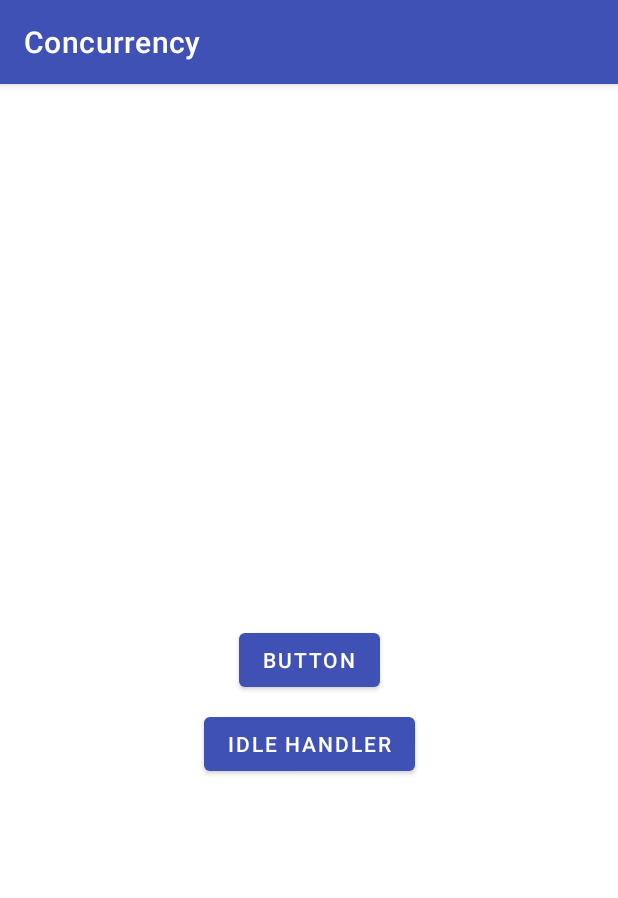
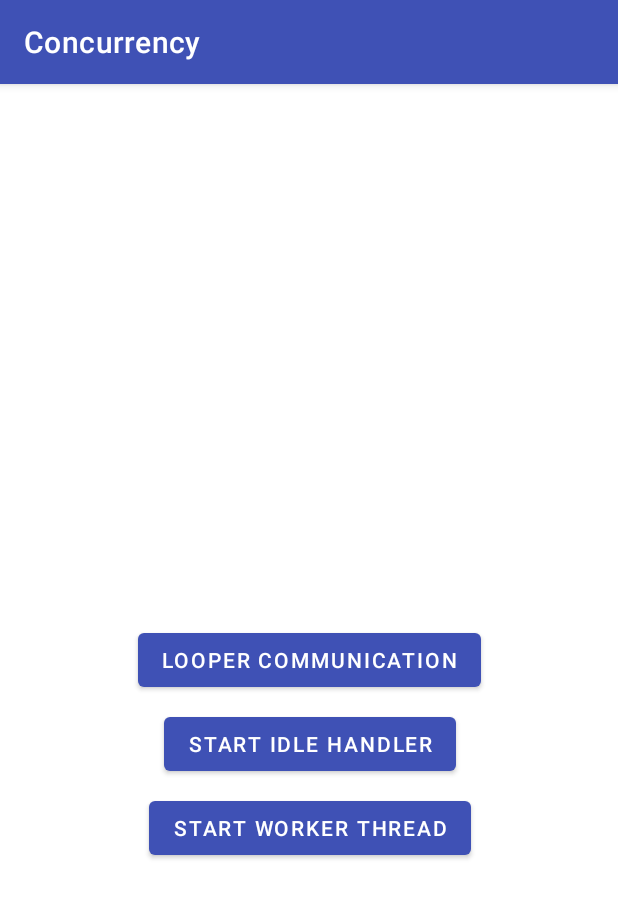
Before and after one commit to stanbar/AndroidConcurrency, an Android app: the LooperActivity screen opened directly, with no data from a screen before it, on a phone screen of 412 x 824 dp. Shown: the top 898 px of the screen. Run offline under Robolectric (Android 15) with nearby library versions, the phone set to English and light mode, and no system bars; our stand-ins replace Timber.

Commit message:
add looper background worker thread
Took 1 hour 5 minutes

```diff
--- /dev/null
+++ b/app/src/main/java/com/stasbar/concurrency/looper/BackgroundWorkerThread.kt
@@ -0,0 +1,37 @@
+package com.stasbar.concurrency.looper
+
+import android.os.Handler
+import android.os.Looper
+import android.os.SystemClock
+import timber.log.Timber
+import kotlin.random.Random
+
+class BackgroundWorkerThread(number: Int, private val progressHandler: Handler) :
+    Thread("BackgroundWorkerThread-$number") {
+    private lateinit var backgroundHandler: Handler
+
+    override fun run() {
+        Looper.prepare()
+        backgroundHandler = Handler()
+        Looper.loop()
+        Timber.d("Released looper from looping")
+    }
+
+    fun doWork() {
+        backgroundHandler.post {
+            val msgShowProgress = progressHandler.obtainMessage(LooperActivity.SHOW_PROGRESS_BAR)
+            progressHandler.sendMessage(msgShowProgress)
+
+            SystemClock.sleep(1000)
+
+            val msgHideProgress =
+                progressHandler.obtainMessage(LooperActivity.HIDE_PROGRESS_BAR, Random.nextInt(10), 0, null)
+            progressHandler.sendMessage(msgHideProgress)
+        }
+    }
+
+    fun exit() {
+        Timber.d("exit")
+        backgroundHandler.looper.quit()
+    }
+}
--- a/app/src/main/java/com/stasbar/concurrency/looper/ConsumeAndQuitThread.kt
+++ b/app/src/main/java/com/stasbar/concurrency/looper/ConsumeAndQuitThread.kt
@@ -5,9 +5,9 @@ import android.os.Looper
 import android.os.MessageQueue
 import timber.log.Timber
 
-class ConsumeAndQuitThread : Thread("ConsumeAndQuitThread"), MessageQueue.IdleHandler {
+class ConsumeAndQuitThread(number: Int) : Thread("ConsumeAndQuitThread-$number"), MessageQueue.IdleHandler {
 
-    lateinit var consumerHandler: Handler
+    var consumerHandler: Handler? = null
 
     private var isFirstIdle = true
     override fun queueIdle(): Boolean {
@@ -15,7 +15,7 @@ class ConsumeAndQuitThread : Thread("ConsumeAndQuitThread"), MessageQueue.IdleHa
             isFirstIdle = false
             return true
         }
-        Timber.d("MessageQueue is in idle, it's going to quit now. Bye !")
+        Timber.tag(Thread.currentThread().name).d("MessageQueue is in idle, it's going to quit now. Bye !")
         Looper.myLooper()?.quit()
         return false
     }
@@ -23,7 +23,7 @@ class ConsumeAndQuitThread : Thread("ConsumeAndQuitThread"), MessageQueue.IdleHa
     override fun run() {
         Looper.prepare()
         consumerHandler = Handler { message ->
-            Timber.d("ConsumeHandler ${message.what}")
+            Timber.tag(Thread.currentThread().name).d("processing message: ${message.what}")
             sleep(100)
             false
         }
@@ -33,6 +33,7 @@ class ConsumeAndQuitThread : Thread("ConsumeAndQuitThread"), MessageQueue.IdleHa
     }
 
     fun enqueueData(what: Int) {
-        consumerHandler.sendEmptyMessage(what)
+        consumerHandler?.sendEmptyMessage(what)
+        Timber.tag(Thread.currentThread().name).d("Sending message to handler")
     }
 }
--- a/app/src/main/java/com/stasbar/concurrency/looper/LooperActivity.kt
+++ b/app/src/main/java/com/stasbar/concurrency/looper/LooperActivity.kt
@@ -1,16 +1,32 @@
 package com.stasbar.concurrency.looper
 
 import android.os.Bundle
+import android.os.Handler
 import android.os.SystemClock
 import androidx.appcompat.app.AppCompatActivity
 import com.stasbar.concurrency.R
+import com.stasbar.concurrency.hide
+import com.stasbar.concurrency.show
 import kotlinx.android.synthetic.main.activity_looper.*
 import kotlin.random.Random
 
 class LooperActivity : AppCompatActivity() {
 
     private lateinit var looperThread: LooperThread
-    private lateinit var consumeAndQuitThread: ConsumeAndQuitThread
+    private lateinit var consumeAndQuitThread1: ConsumeAndQuitThread
+    private lateinit var consumeAndQuitThread2: ConsumeAndQuitThread
+    private lateinit var backgroundThread: BackgroundWorkerThread
+
+    val progressHandler = Handler { message ->
+        when (message.what) {
+            SHOW_PROGRESS_BAR -> progressBar.show()
+            HIDE_PROGRESS_BAR -> {
+                tvResult.text = message.arg1.toString()
+                progressBar.hide()
+            }
+        }
+        false
+    }
 
     override fun onCreate(savedInstanceState: Bundle?) {
         super.onCreate(savedInstanceState)
@@ -18,30 +34,50 @@ class LooperActivity : AppCompatActivity() {
         looperThread = LooperThread()
         looperThread.start()
 
-        button.setOnClickListener {
+        btnLooperCommunication.setOnClickListener {
             looperThread.handler?.obtainMessage(0)?.let { message ->
                 message.data.putString("message", "Hello World")
                 message.sendToTarget()
             }
         }
 
-        consumeAndQuitThread = ConsumeAndQuitThread()
-        consumeAndQuitThread.start()
+        consumeAndQuitThread1 = ConsumeAndQuitThread(1)
+        consumeAndQuitThread1.start()
+
+        consumeAndQuitThread2 = ConsumeAndQuitThread(2)
+        consumeAndQuitThread2.start()
 
         btnIdle.setOnClickListener {
-            repeat(10) {
-                Thread {
+            repeat(10) { threadNo ->
+                Thread({
                     repeat(10) {
                         SystemClock.sleep(Random.nextLong(10))
-                        consumeAndQuitThread.enqueueData(it)
+                        if (it % 2 == 0)
+                            consumeAndQuitThread1.enqueueData(it)
+                        else
+                            consumeAndQuitThread2.enqueueData(it)
                     }
-                }.start()
+                }, "Producer-$threadNo").start()
             }
+        }
+
+        backgroundThread = BackgroundWorkerThread(1, progressHandler)
+        backgroundThread.start()
+        btnWorker.setOnClickListener {
+            backgroundThread.doWork()
         }
     }
 
     override fun onDestroy() {
         super.onDestroy()
         looperThread.handler?.looper?.quit()
+        consumeAndQuitThread1.consumerHandler?.looper?.quit()
+        consumeAndQuitThread2.consumerHandler?.looper?.quit()
+        backgroundThread.exit()
+    }
+
+    companion object {
+        const val SHOW_PROGRESS_BAR = 0
+        const val HIDE_PROGRESS_BAR = 1
     }
 }
--- a/app/src/main/res/layout/activity_looper.xml
+++ b/app/src/main/res/layout/activity_looper.xml
@@ -7,14 +7,14 @@
     tools:context=".looper.LooperActivity">
 
     <Button
-        android:id="@+id/button"
+        android:id="@+id/btnLooperCommunication"
         android:layout_width="wrap_content"
         android:layout_height="wrap_content"
         android:layout_marginStart="8dp"
         android:layout_marginTop="8dp"
         android:layout_marginEnd="8dp"
         android:layout_marginBottom="8dp"
-        android:text="Button"
+        android:text="Looper Communication"
         app:layout_constraintBottom_toBottomOf="parent"
         app:layout_constraintEnd_toEndOf="parent"
         app:layout_constraintStart_toStartOf="parent"
@@ -25,8 +25,38 @@
         android:layout_width="wrap_content"
         android:layout_height="wrap_content"
         android:layout_marginTop="8dp"
-        android:text="Idle Handler"
-        app:layout_constraintEnd_toEndOf="@+id/button"
-        app:layout_constraintStart_toStartOf="@+id/button"
-        app:layout_constraintTop_toBottomOf="@+id/button" />
+        android:text="Start Idle Handler"
+        app:layout_constraintEnd_toEndOf="@+id/btnLooperCommunication"
+        app:layout_constraintStart_toStartOf="@+id/btnLooperCommunication"
+        app:layout_constraintTop_toBottomOf="@+id/btnLooperCommunication" />
+
+    <Button
+        android:id="@+id/btnWorker"
+        android:layout_width="wrap_content"
+        android:layout_height="wrap_content"
+        android:layout_marginTop="8dp"
+        android:text="START WORKER THREAD"
+        app:layout_constraintEnd_toEndOf="@+id/btnIdle"
+        app:layout_constraintStart_toStartOf="@+id/btnIdle"
+        app:layout_constraintTop_toBottomOf="@+id/btnIdle" />
+
+    <ProgressBar
+        android:id="@+id/progressBar"
+        style="?android:attr/progressBarStyle"
+        android:layout_width="wrap_content"
+        android:layout_height="wrap_content"
+        android:layout_marginEnd="8dp"
+        android:visibility="gone"
+        app:layout_constraintBottom_toBottomOf="@+id/btnWorker"
+        app:layout_constraintEnd_toStartOf="@+id/btnWorker"
+        app:layout_constraintTop_toTopOf="@+id/btnWorker" />
+
+    <TextView
+        android:id="@+id/tvResult"
+        android:layout_width="wrap_content"
+        android:layout_height="wrap_content"
+        android:layout_marginStart="8dp"
+        app:layout_constraintBottom_toBottomOf="@+id/btnWorker"
+        app:layout_constraintStart_toEndOf="@+id/btnWorker"
+        app:layout_constraintTop_toTopOf="@+id/btnWorker" />
 </androidx.constraintlayout.widget.ConstraintLayout>
```
Also changed, not shown: app/src/main/java/com/stasbar/concurrency/Utils.kt (+10 -0 lines), app/src/main/java/com/stasbar/concurrency/looper/LooperThread.kt (+4 -4 lines).
